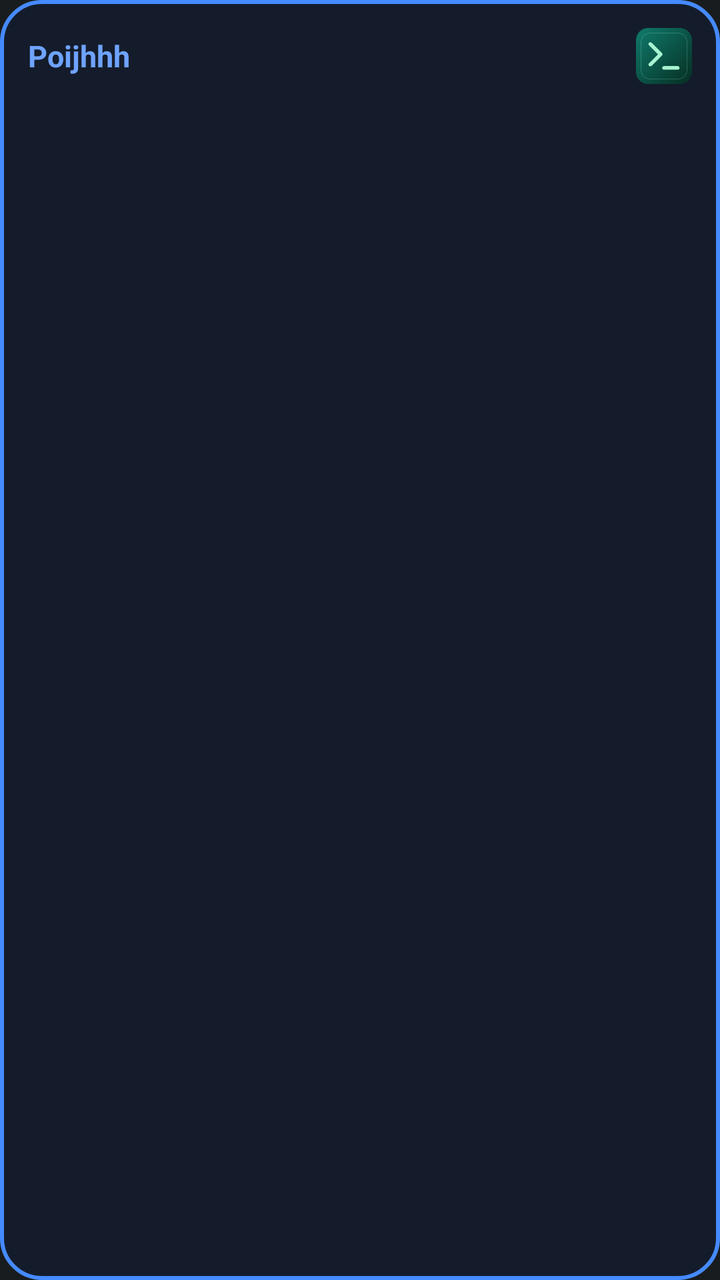
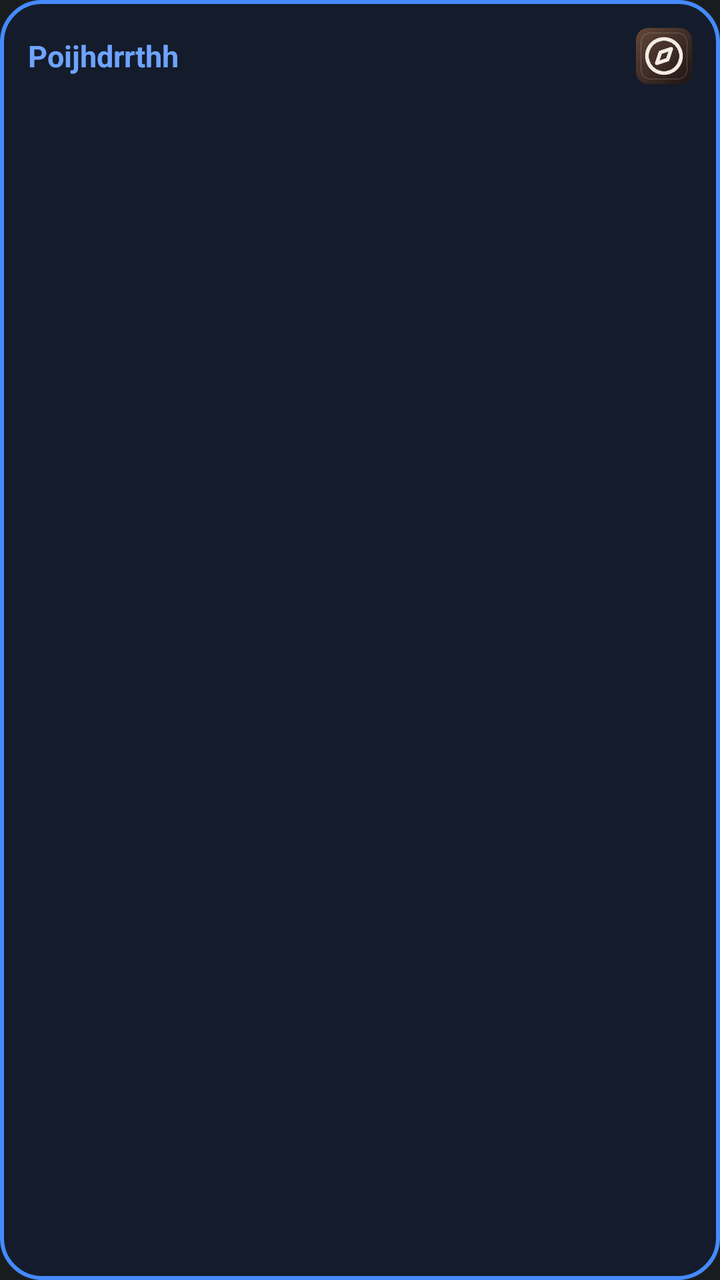

Compare the two renders of this Android layout. The source of the first and the diff that turns it into the second are given below.
<!-- AndroidManifest.xml: application theme android:Theme.DeviceDefault.NoActionBar -->
<!-- res/layout/smart_widget_layout.xml -->
<?xml version="1.0" encoding="utf-8"?>
<LinearLayout xmlns:android="http://schemas.android.com/apk/res/android"
    android:id="@+id/widget_root"
    android:layout_width="match_parent"
    android:layout_height="match_parent"
    android:orientation="vertical"
    android:padding="14dp"
    android:background="@drawable/widget_bg"
    android:layoutDirection="rtl">

    <LinearLayout
        android:layout_width="match_parent"
        android:layout_height="wrap_content"
        android:orientation="horizontal"
        android:gravity="center_vertical">

        <ImageView
            android:id="@+id/widget_icon"
            android:layout_width="28dp"
            android:layout_height="28dp"
            android:src="@mipmap/ic_launcher" />

        <TextView
            android:id="@+id/widget_title"
            android:layout_width="0dp"
            android:layout_height="wrap_content"
            android:layout_weight="1"
            android:layout_marginStart="8dp"
            android:text="Poijhhh"
            android:textColor="#6EA3FF"
            android:textSize="15sp"
            android:textStyle="bold"
            android:singleLine="true"
            android:ellipsize="end" />
    </LinearLayout>

    <TextView
        android:id="@+id/widget_body"
        android:layout_width="match_parent"
        android:layout_height="0dp"
        android:layout_weight="1"
        android:layout_marginTop="8dp"
        android:text=""
        android:textColor="#FFFFFF"
        android:textSize="14sp"
        android:lineSpacingMultiplier="1.25"
        android:gravity="top|right"
        android:maxLines="6"
        android:ellipsize="end" />
</LinearLayout>
<!-- resources referenced by this layout -->
<resources>
  <!-- drawable widget_bg (drawable) -->
  <?xml version="1.0" encoding="utf-8"?>
  <shape xmlns:android="http://schemas.android.com/apk/res/android"
      android:shape="rectangle">
      <solid android:color="#141C2B" />
      <corners android:radius="20dp" />
      <stroke android:width="2dp" android:color="#458AFF" />
  </shape>
  <!-- mipmap ic_launcher: png bitmap (mipmap-hdpi, 5582 bytes) -->
</resources>

<!-- the commit's change to res/layout/smart_widget_layout.xml (unified diff, before → after) -->
@@ -26,7 +26,7 @@
             android:layout_height="wrap_content"
             android:layout_weight="1"
             android:layout_marginStart="8dp"
-            android:text="Poijhhh"
+            android:text="Poijhdrrthh"
             android:textColor="#6EA3FF"
             android:textSize="15sp"
             android:textStyle="bold"
<!-- resource entries referenced after the edit -->
@@ -8,6 +8,6 @@
       <corners android:radius="20dp" />
       <stroke android:width="2dp" android:color="#458AFF" />
   </shape>
-  <!-- mipmap ic_launcher: png bitmap (mipmap-hdpi, 5582 bytes) -->
+  <!-- mipmap ic_launcher: png bitmap (mipmap-hdpi, 6611 bytes) -->
 </resources>
 
